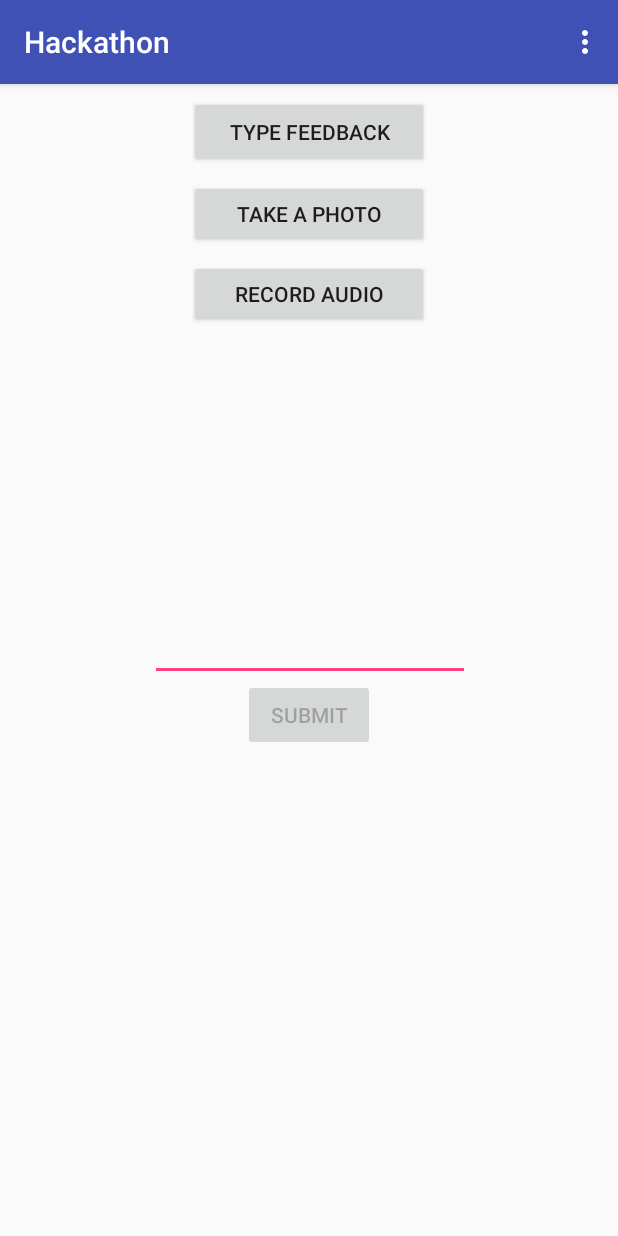
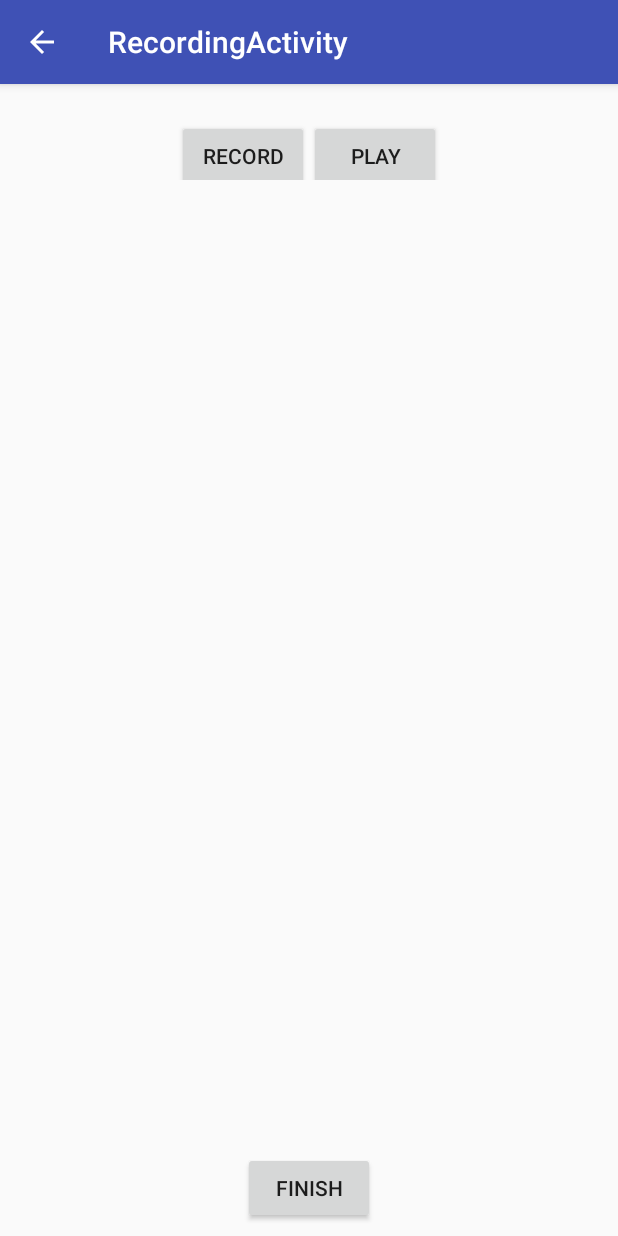
Before and after one commit to dcostinett/ProvidenceHackathon, an Android app: the screen it shows after launch (CustomerFeedbackActivity before the commit, RecordingActivity after it), after a tap on "RECORD AUDIO", on a phone screen of 412 x 824 dp. Run offline under Robolectric (Android 15) with nearby library versions, the phone set to English and light mode, and no system bars; our stand-ins replace ButterKnife, Dagger/Hilt's generated code; libraries missing offline, so code that uses them is left out: retrofit2.adapter.rxjava, rx.android.schedulers, rx.schedulers; 3 statements that could not run were skipped; 2 other taps on this screen came first.

Commit message:
audio post call complete

```diff
--- a/app/src/main/java/org/providence/hackathon/hackathon/CustomerFeedbackActivity.java
+++ b/app/src/main/java/org/providence/hackathon/hackathon/CustomerFeedbackActivity.java
@@ -66,10 +66,6 @@ public class CustomerFeedbackActivity extends BaseActivity implements LocationLi
     private LocationManager locationManager;
     private Location lastLocation;
 
-    private MediaRecorder mRecorder;
-    private static String mAudioFileName = null;
-    private boolean mRecording = false;
-
     @BindView(R.id.btnTypeFeedback)
     Button btnTextFeedback;
 
@@ -108,9 +104,6 @@ public class CustomerFeedbackActivity extends BaseActivity implements LocationLi
             String userEmail = getIntent().getStringExtra(EXTRA_USER_EMAIL);
             // save email, determine if manager access allowed, etc.
         }
-
-        mAudioFileName = getExternalCacheDir().getAbsolutePath();
-        mAudioFileName += "/feedbackAudio.mp3";
     }
 
     @Override
@@ -167,8 +160,13 @@ public class CustomerFeedbackActivity extends BaseActivity implements LocationLi
 
     @OnClick(R.id.btnTakePhoto)
     public void onTakePhotoClicked() {
-        ActivityCompat.requestPermissions(this,
-                new String[] {Manifest.permission.CAMERA}, IMAGE_CAPTURE_REQUEST_CODE);
+        if (ActivityCompat.checkSelfPermission(this,
+                Manifest.permission.CAMERA) != PackageManager.PERMISSION_GRANTED) {
+            ActivityCompat.requestPermissions(this,
+                    new String[] {Manifest.permission.CAMERA}, IMAGE_CAPTURE_REQUEST_CODE);
+        } else {
+            doImageCapture();
+        }
     }
 
     private void doImageCapture() {
@@ -180,32 +178,19 @@ public class CustomerFeedbackActivity extends BaseActivity implements LocationLi
 
     @OnClick(R.id.btnRecordAudio)
     public void onRecordAudioClicked() {
-        if (!mRecording) {
+        if (ActivityCompat.checkSelfPermission(this,
+                Manifest.permission.RECORD_AUDIO) != PackageManager.PERMISSION_GRANTED) {
             ActivityCompat.requestPermissions(this,
                     new String[] {Manifest.permission.RECORD_AUDIO}, AUDIO_RECORD_REQUEST_CODE);
         } else {
-            btnAudioFeedback.setText(R.string.record_audio);
-            mRecording = false;
-            // now upload the audio file
+            doRecordAudio();
         }
     }
 
+
     private void doRecordAudio() {
-        btnAudioFeedback.setText(R.string.stop_recording);
-        mRecording = true;
-        mRecorder = new MediaRecorder();
-        mRecorder.setAudioSource(MediaRecorder.AudioSource.MIC);
-        mRecorder.setOutputFormat(MediaRecorder.OutputFormat.MPEG_4);
-        mRecorder.setOutputFile(mAudioFileName);
-        mRecorder.setAudioEncoder(MediaRecorder.AudioEncoder.AAC);
-
-        try {
-            mRecorder.prepare();
-        } catch (IOException e) {
-            Log.e(TAG, "prepare() failed");
-        }
-
-        mRecorder.start();
+        Intent intent = new Intent(this, RecordingActivity.class);
+        startActivityForResult(intent, AUDIO_RECORD_REQUEST_CODE);
     }
 
     @Override
@@ -250,7 +235,10 @@ public class CustomerFeedbackActivity extends BaseActivity implements LocationLi
 
         locationManager = (LocationManager) getSystemService(Context.LOCATION_SERVICE);
         startLocation();
-        registerReceiver(feedbackCompletedReceiver, new IntentFilter(TEXT_FEEDBACK_SENT_ACTION));
+        IntentFilter filter = new IntentFilter();
+        filter.addAction(TEXT_FEEDBACK_SENT_ACTION);
+        filter.addAction(AUDIO_FEEDBACK_SENT_ACTION);
+        registerReceiver(feedbackCompletedReceiver, filter);
     }
 
     @Override
@@ -259,11 +247,6 @@ public class CustomerFeedbackActivity extends BaseActivity implements LocationLi
         locationManager = null;
 
         unregisterReceiver(feedbackCompletedReceiver);
-
-        if (mRecorder != null) {
-            mRecorder.release();
-            mRecorder = null;
-        }
 
         super.onStop();
     }
@@ -394,6 +377,10 @@ public class CustomerFeedbackActivity extends BaseActivity implements LocationLi
                 case TEXT_FEEDBACK_SENT_ACTION:
                     textFeedback.setText("");
                     Toast.makeText(CustomerFeedbackActivity.this, "Feedback sent to server", Toast.LENGTH_LONG).show();
+                    break;
+                case AUDIO_FEEDBACK_SENT_ACTION :
+                    Toast.makeText(CustomerFeedbackActivity.this, "Audio feedback sent", Toast.LENGTH_LONG).show();
+                    break;
             }
         }
     };
--- a/app/src/main/java/org/providence/hackathon/hackathon/NetworkService.java
+++ b/app/src/main/java/org/providence/hackathon/hackathon/NetworkService.java
@@ -5,9 +5,11 @@ import android.content.Intent;
 import android.util.Log;
 
 import org.providence.hackathon.hackathon.model.ApiResponse;
+import org.providence.hackathon.hackathon.model.AudioFeedback;
 import org.providence.hackathon.hackathon.model.ImageFeedback;
 import org.providence.hackathon.hackathon.model.TextFeedback;
 
+import java.io.File;
 import java.io.IOException;
 
 import okhttp3.Interceptor;
@@ -96,7 +98,32 @@ public class NetworkService {
                 });
     }
 
-    public void postImageFeedback(final Context context, ImageFeedback feedback) {
+    public void postAudioFeedback(final Context context, final AudioFeedback feedback) {
+        mClient.sendAudioFeedback(feedback.audio, feedback.name)
+                .subscribeOn(Schedulers.io())
+                .observeOn(AndroidSchedulers.mainThread())
+                .subscribe(new rx.Subscriber<Response<ApiResponse>>() {
+                   @Override
+                   public void onCompleted() {
+                       Log.d(TAG, "postAudioFeedback onComplete");
+                       Intent intent = new Intent();
+                       intent.setAction(CustomerFeedbackActivity.AUDIO_FEEDBACK_SENT_ACTION);
+                       context.sendBroadcast(intent);
+                   }
+
+                   @Override
+                   public void onError(Throwable e) {
+                       Log.d(TAG, "Error posting audio");
+                   }
+
+                   @Override
+                   public void onNext(Response<ApiResponse> apiResponseResponse) {
+
+                   }
+                });
+    }
+
+    public void postImageFeedback(final Context context, final ImageFeedback feedback) {
         mClient.sendImageFeedback(feedback.image, feedback.name)
                 .subscribeOn(Schedulers.io())
                 .observeOn(AndroidSchedulers.mainThread())
@@ -111,7 +138,7 @@ public class NetworkService {
 
                     @Override
                     public void onError(Throwable e) {
-
+                        Log.d(TAG, "Error posting image");
                     }
 
                     @Override
--- /dev/null
+++ b/app/src/main/java/org/providence/hackathon/hackathon/RecordingActivity.java
@@ -0,0 +1,169 @@
+package org.providence.hackathon.hackathon;
+
+import android.media.MediaPlayer;
+import android.media.MediaRecorder;
+import android.os.Bundle;
+import android.support.v7.widget.Toolbar;
+import android.util.Log;
+import android.view.View;
+import android.widget.Button;
+
+import org.providence.hackathon.hackathon.model.AudioFeedback;
+
+import java.io.File;
+import java.io.IOException;
+
+import butterknife.BindView;
+import butterknife.ButterKnife;
+import okhttp3.MediaType;
+import okhttp3.MultipartBody;
+import okhttp3.RequestBody;
+
+public class RecordingActivity extends BaseActivity {
+    private static final String LOG_TAG = RecordingActivity.class.getSimpleName();
+
+    private MediaRecorder mRecorder;
+    private MediaPlayer   mPlayer = null;
+    private static String mAudioFileName = null;
+
+    private boolean mStartRecording = true;
+    private boolean mStartPlaying = true;
+
+    @BindView(R.id.btnToggleRecording)
+    Button btnRecordAudio;
+
+    @BindView(R.id.btnPlayFeedback)
+    Button btnPlayFeedback;
+
+
+    @Override
+    protected void onCreate(Bundle savedInstanceState) {
+        super.onCreate(savedInstanceState);
+        setContentView(R.layout.activity_recording);
+        Toolbar toolbar = (Toolbar) findViewById(R.id.toolbar);
+        setSupportActionBar(toolbar);
+
+        getSupportActionBar().setDisplayHomeAsUpEnabled(true);
+
+        ButterKnife.bind(this);
+
+        mAudioFileName = getExternalCacheDir().getAbsolutePath();
+        mAudioFileName += "/feedbackAudio.mp3";
+    }
+
+    @Override
+    protected void onResume() {
+        super.onResume();
+
+        mRecorder = new MediaRecorder();
+        mRecorder.setAudioSource(MediaRecorder.AudioSource.MIC);
+        mRecorder.setOutputFormat(MediaRecorder.OutputFormat.MPEG_4);
+        mRecorder.setOutputFile(mAudioFileName);
+        mRecorder.setAudioEncoder(MediaRecorder.AudioEncoder.AAC);
+
+        mStartRecording = true;
+        mStartPlaying = true;
+    }
+
+    @Override
+    protected void onPause() {
+        if (mRecorder != null) {
+            mRecorder.release();
+            mRecorder = null;
+        }
+
+        mStartRecording = false;
+        mStartPlaying = false;
+
+        super.onPause();
+    }
+
+    private void onRecord(boolean start) {
+        if (start) {
+            startRecording();
+        } else {
+            stopRecording();
+        }
+    }
+
+    private void onPlay(boolean start) {
+        if (start) {
+            startPlaying();
+        } else {
+            stopPlaying();
+        }
+    }
+
+    private void startPlaying() {
+        mPlayer = new MediaPlayer();
+        try {
+            mPlayer.setDataSource(mAudioFileName);
+            mPlayer.prepare();
+            mPlayer.start();
+        } catch (IOException e) {
+            Log.e(LOG_TAG, "prepare() failed");
+        }
+    }
+
+    private void stopPlaying() {
+        mPlayer.release();
+        mPlayer = null;
+    }
+
+    private void startRecording() {
+        mRecorder = new MediaRecorder();
+        mRecorder.setAudioSource(MediaRecorder.AudioSource.MIC);
+        mRecorder.setOutputFormat(MediaRecorder.OutputFormat.MPEG_4);
+        mRecorder.setOutputFile(mAudioFileName);
+        mRecorder.setAudioEncoder(MediaRecorder.AudioEncoder.AAC);
+
+        try {
+            mRecorder.prepare();
+        } catch (IOException e) {
+            Log.e(LOG_TAG, "prepare() failed");
+        }
+
+        mRecorder.start();
+    }
+
+    private void stopRecording() {
+        mRecorder.stop();
+        mRecorder.release();
+        mRecorder = null;
+    }
+
+    public void onRecordClicked(View view) {
+        onRecord(mStartRecording);
+        if (mStartRecording) {
+            btnRecordAudio.setText("Stop");
+        } else {
+            btnRecordAudio.setText("Record");
+        }
+        mStartRecording = !mStartRecording;
+    }
+
+    public void onPlayClicked(View view) {
+        onPlay(mStartPlaying);
+        if (mStartPlaying) {
+            btnPlayFeedback.setText("Stop");
+        } else {
+            btnPlayFeedback.setText("Play");
+        }
+        mStartPlaying = !mStartPlaying;
+    }
+
+    public void onFinishClicked(View view) {
+        // send audio file to server, finish();
+        File audioFeedback = new File(mAudioFileName);
+
+        RequestBody feedbackRequest = RequestBody.create(MediaType.parse("audio/mpeg"), audioFeedback);
+        MultipartBody.Part body = MultipartBody.Part.createFormData("upload", audioFeedback.getName(), feedbackRequest);
+        RequestBody name = RequestBody.create(MediaType.parse("text/plain"), "feedback_audio");
+
+        if (audioFeedback.exists()) {
+            service.postAudioFeedback(this, new AudioFeedback(body, name));
+        }
+
+        finish();
+    }
+}
--- /dev/null
+++ b/app/src/main/res/layout/activity_recording.xml
@@ -0,0 +1,25 @@
+<?xml version="1.0" encoding="utf-8"?>
+<android.support.design.widget.CoordinatorLayout xmlns:android="http://schemas.android.com/apk/res/android"
+    xmlns:app="http://schemas.android.com/apk/res-auto"
+    xmlns:tools="http://schemas.android.com/tools"
+    android:layout_width="match_parent"
+    android:layout_height="match_parent"
+    tools:context="org.providence.hackathon.hackathon.RecordingActivity">
+
+    <android.support.design.widget.AppBarLayout
+        android:layout_width="match_parent"
+        android:layout_height="wrap_content"
+        android:theme="@style/AppTheme.AppBarOverlay">
+
+        <android.support.v7.widget.Toolbar
+            android:id="@+id/toolbar"
+            android:layout_width="match_parent"
+            android:layout_height="?attr/actionBarSize"
+            android:background="?attr/colorPrimary"
+            app:popupTheme="@style/AppTheme.PopupOverlay" />
+
+    </android.support.design.widget.AppBarLayout>
+
+    <include layout="@layout/content_recording" />
+
+</android.support.design.widget.CoordinatorLayout>
--- /dev/null
+++ b/app/src/main/res/layout/content_recording.xml
@@ -0,0 +1,52 @@
+<?xml version="1.0" encoding="utf-8"?>
+<android.support.constraint.ConstraintLayout
+    xmlns:android="http://schemas.android.com/apk/res/android"
+    xmlns:app="http://schemas.android.com/apk/res-auto"
+    xmlns:tools="http://schemas.android.com/tools"
+    android:layout_width="match_parent"
+    android:layout_height="match_parent"
+    app:layout_behavior="@string/appbar_scrolling_view_behavior"
+    tools:context="org.providence.hackathon.hackathon.RecordingActivity"
+    tools:showIn="@layout/activity_recording">
+
+    <LinearLayout
+        android:layout_width="wrap_content"
+        android:layout_height="wrap_content"
+        android:gravity="center"
+        tools:layout_editor_absoluteY="0dp"
+        android:layout_marginRight="8dp"
+        app:layout_constraintRight_toRightOf="parent"
+        android:layout_marginLeft="8dp"
+        app:layout_constraintLeft_toLeftOf="parent"
+        android:id="@+id/linearLayout">
+
+        <Button
+            android:id="@+id/btnToggleRecording"
+            android:layout_width="wrap_content"
+            android:layout_height="wrap_content"
+            android:layout_marginTop="16dp"
+            android:onClick="onRecordClicked"
+            android:text="Record" />
+
+        <Button
+            android:id="@+id/btnPlayFeedback"
+            android:layout_width="wrap_content"
+            android:layout_height="wrap_content"
+            android:layout_marginTop="16dp"
+            android:onClick="onPlayClicked"
+            android:text="Play" />
+    </LinearLayout>
+
+    <Button
+        android:id="@+id/btnSubmit"
+        android:layout_width="wrap_content"
+        android:layout_height="wrap_content"
+        android:layout_marginBottom="8dp"
+        android:onClick="onFinishClicked"
+        android:text="Finish"
+        app:layout_constraintBottom_toBottomOf="parent"
+        android:layout_marginRight="8dp"
+        app:layout_constraintRight_toRightOf="parent"
+        android:layout_marginLeft="8dp"
+        app:layout_constraintLeft_toLeftOf="parent" />
+</android.support.constraint.ConstraintLayout>
--- a/app/src/main/res/values/strings.xml
+++ b/app/src/main/res/values/strings.xml
@@ -4,4 +4,5 @@
     <string name="title_activity_customet_feedback">CustometFeedbackActivity</string>
     <string name="stop_recording">Stop Recording</string>
     <string name="record_audio">Record Audio</string>
+    <string name="title_activity_recording">RecordingActivity</string>
 </resources>
```
Also changed, not shown: app/build.gradle (+4 -3 lines), app/src/main/AndroidManifest.xml (+12 -2 lines), app/src/main/java/org/providence/hackathon/hackathon/model/AudioFeedback.java (added, +21 -0 lines).
